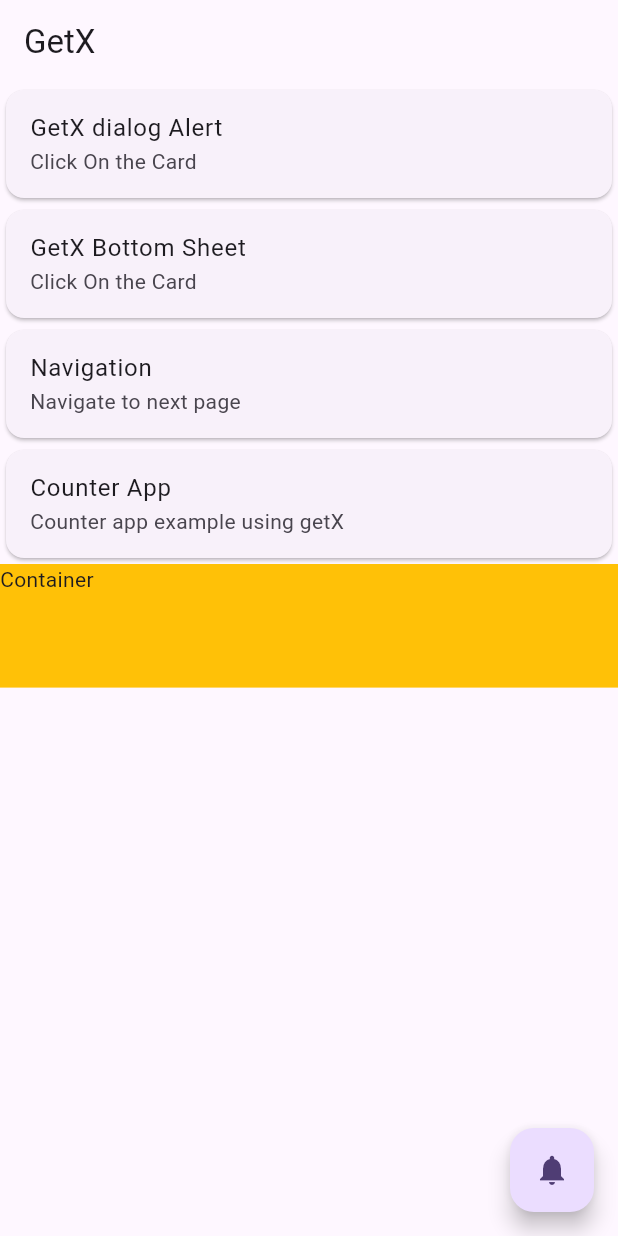
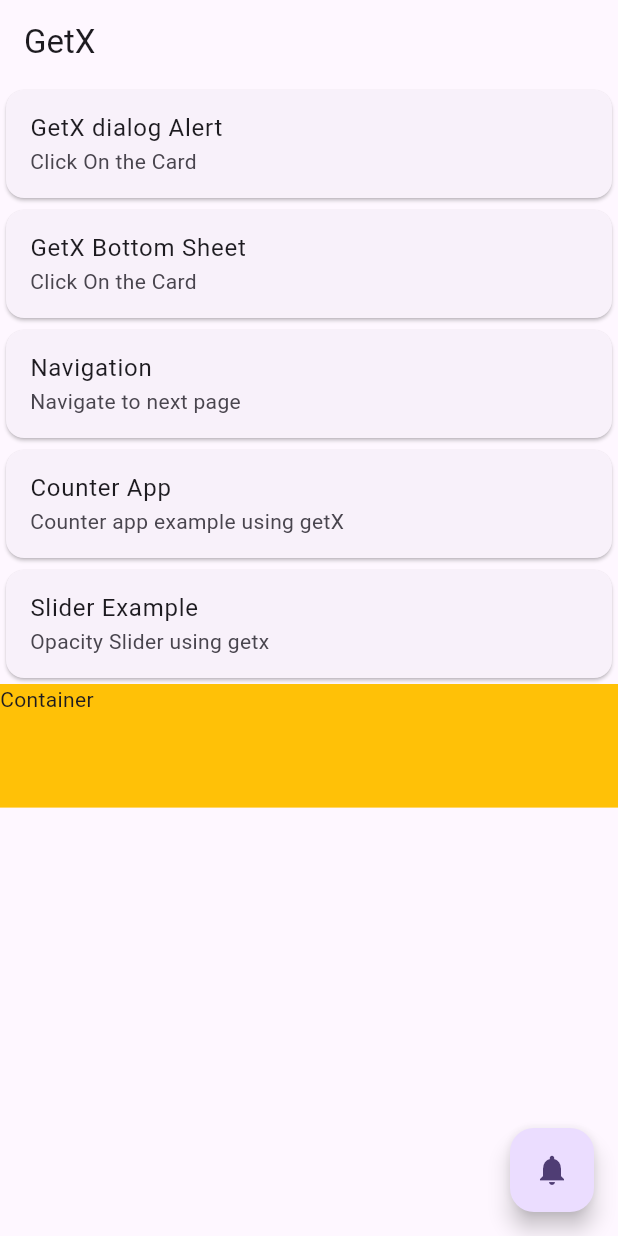
Before and after one commit to muhammadnaqeeb/GetX-Tutorial, a Flutter app: the screen it shows after launch, on a phone screen of 412 x 824 dp. Run offline on Flutter 3.47's test engine with Material 3 defaults, Android fonts, the phone set to English and light mode, and no system bars; our stand-ins replace get.

Commit message:
slider opacity changing using getx

```diff
--- /dev/null
+++ b/lib/getx_controllers/opacity_controller_getx.dart
@@ -0,0 +1,9 @@
+import 'package:get/get.dart';
+
+class OpacityControllerGetx extends GetxController {
+  RxDouble opacity = 0.0.obs;
+
+  changeOpacity(double val) {
+    opacity.value = val;
+  }
+}
--- a/lib/home_screen.dart
+++ b/lib/home_screen.dart
@@ -101,6 +101,15 @@ class HomeScreen extends StatelessWidget {
               },
             ),
           ),
+          Card(
+            child: ListTile(
+              title: const Text("Slider Example"),
+              subtitle: const Text("Opacity Slider using getx"),
+              onTap: () {
+                Get.toNamed("/slider_screen");
+              },
+            ),
+          ),
           // height and width
           Container(
             color: Colors.amber,
--- a/lib/main.dart
+++ b/lib/main.dart
@@ -4,6 +4,7 @@ import 'package:getx_tutorial/another_screen.dart';
 import 'package:getx_tutorial/counter_screen.dart';
 import 'package:getx_tutorial/home_screen.dart';
 import 'package:getx_tutorial/languages.dart';
+import 'package:getx_tutorial/opacity_screen.dart';
 
 void main() {
   runApp(const MyApp());
@@ -33,6 +34,7 @@ class MyApp extends StatelessWidget {
           page: () => const AnotherScreen(),
         ),
         GetPage(name: "/counter_screen", page: () => const CounterScreen()),
+        GetPage(name: "/slider_screen", page: () => OpacitySlider()),
       ],
     );
   }
```
Also changed, not shown: lib/opacity_screen.dart (added, +36 -0 lines).
